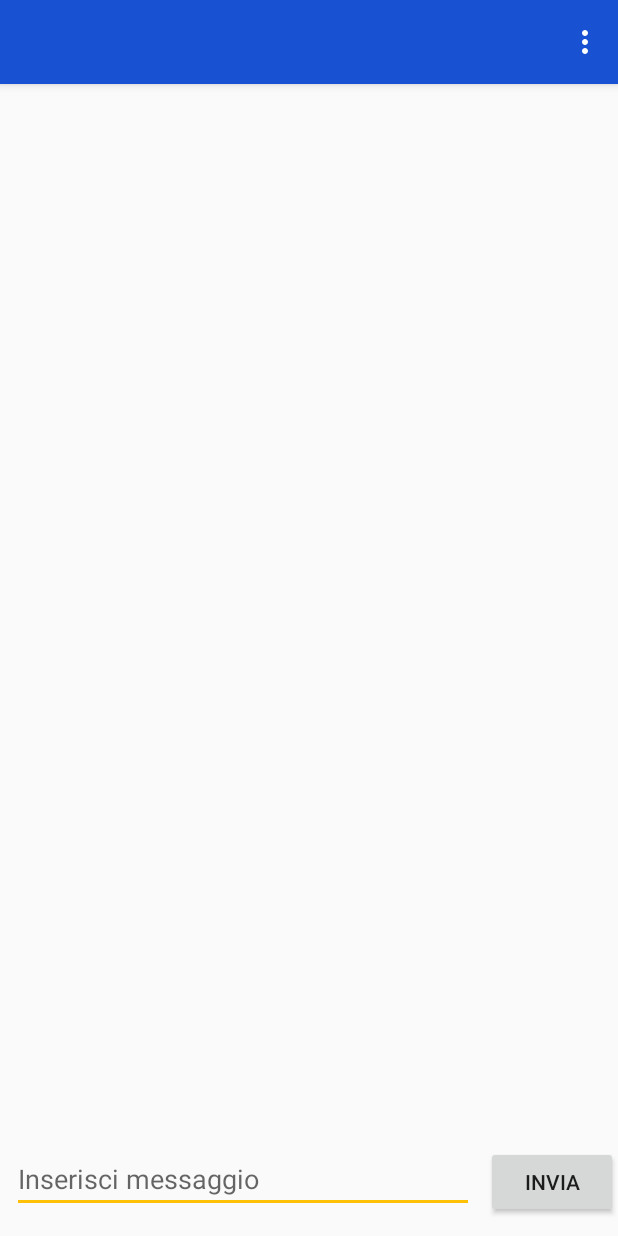
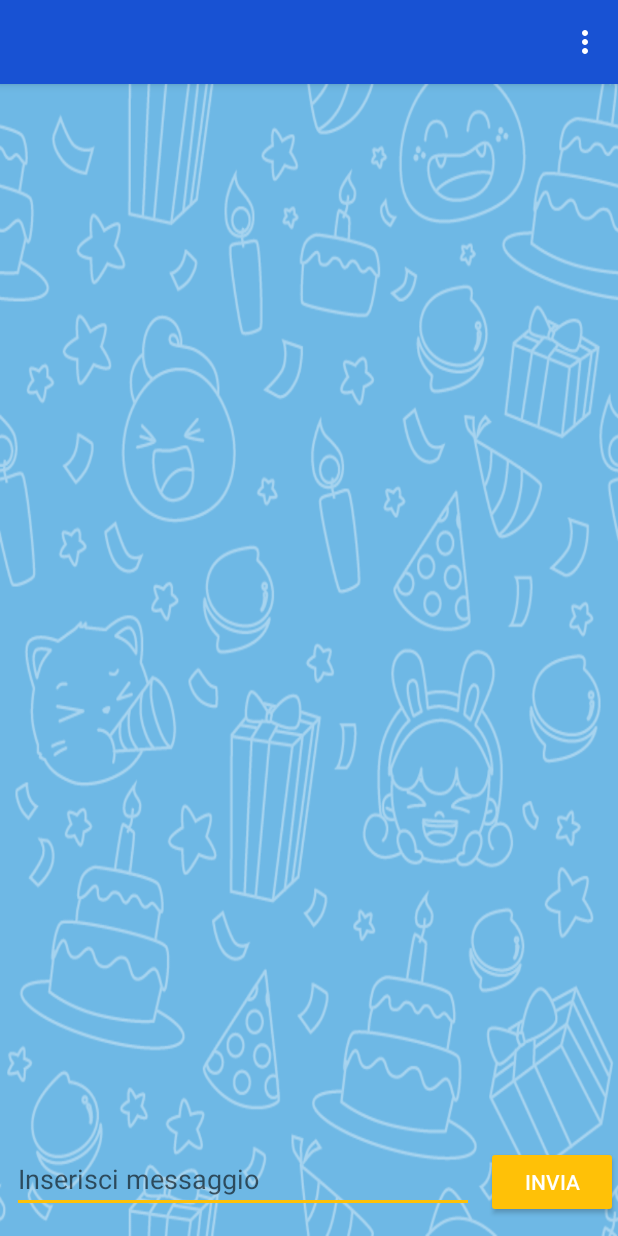
Before and after one commit to Cioscos/ChatUP, an Android app: the screen it shows after launch once a user with an empty profile is signed in (MainActivity), after a tap on "INVIA", on a phone screen of 412 x 824 dp. Run offline under Robolectric (Android 15) with nearby library versions, the phone set to English and light mode, and no system bars; our stand-ins replace AdMob, Firebase (no records; nobody signed in at launch, a user with empty details on screens opened directly).

Commit message:
COMMIT 1 ANIMATION_ISSUE Fine branch

```diff
--- a/app/src/main/java/com/example/chatup/MainActivity.java
+++ b/app/src/main/java/com/example/chatup/MainActivity.java
@@ -1,6 +1,8 @@
 package com.example.chatup;
 
+import android.content.Context;
 import android.content.Intent;
+import android.content.SharedPreferences;
 import android.support.v7.app.AppCompatActivity;
 import android.os.Bundle;
 import android.support.v7.widget.LinearLayoutManager;
@@ -26,6 +28,7 @@ import com.google.firebase.database.FirebaseDatabase;
 
 public class MainActivity extends AppCompatActivity {
 
+    private static final String TAG = "main_activity";
     private FirebaseAuth mAuth;
     private DatabaseReference mDatabaseReference;
 
@@ -37,13 +40,7 @@ public class MainActivity extends AppCompatActivity {
     private RecyclerView recyclerView;
 
     private AdView mAdView;
-
-    @Override
-    protected void onStart() {
-        super.onStart();
-
-        updateUI();
-    }
+    private SharedPreferences sharedPreferences;
 
     @Override
     protected void onCreate(Bundle savedInstanceState) {
@@ -66,6 +63,7 @@ public class MainActivity extends AppCompatActivity {
         initUI();
 
         LinearLayoutManager linearLayoutManager = new LinearLayoutManager(getApplicationContext());
+        linearLayoutManager.setStackFromEnd(true);
         recyclerView.setLayoutManager(linearLayoutManager);
 
         chatListAdapter = new ChatListAdapter(this, mDatabaseReference, mAuth.getCurrentUser().getDisplayName());
@@ -79,16 +77,27 @@ public class MainActivity extends AppCompatActivity {
         AdRequest adRequest = new AdRequest.Builder().build();
         mAdView.loadAd(adRequest);
 
+        //Apro il riferimento alle shared preferences
+        sharedPreferences = this.getSharedPreferences("com.example.chatup", Context.MODE_PRIVATE);
+
         //Mostro i dati
         Toast.makeText(this, "Accesso effettuato come:\n" + email, Toast.LENGTH_SHORT).show();
+
+
+    }
+
+    @Override
+    protected void onStart() {
+        super.onStart();
+
+        updateUI();
     }
 
     private void initUI() {
         mInputText = findViewById(R.id.et_msg);
         mBtnSend = findViewById(R.id.btn_send);
         mAdView = findViewById(R.id.adView);
-
-        recyclerView = (RecyclerView) findViewById(R.id.list_chat);
+        recyclerView = findViewById(R.id.list_chat);
 
         mInputText.setOnEditorActionListener(new TextView.OnEditorActionListener() {
             @Override
@@ -119,6 +128,7 @@ public class MainActivity extends AppCompatActivity {
         }
     }
 
+    //Impostazioni menù
     @Override
     public boolean onCreateOptionsMenu(Menu menu) {
 
@@ -143,17 +153,41 @@ public class MainActivity extends AppCompatActivity {
     }
 
     private void sendMessage() {
-        Log.i("chatup","Invio messaggio");
+        Log.i("chatup", "Invio messaggio");
         String inputMsg = mInputText.getText().toString();
 
-        if(!inputMsg.equals("")) {
+        if (inputMsg.equals("")) {
 
+            Toast.makeText(this, "Inserisci prima del testo", Toast.LENGTH_SHORT).show();
+        }else if(!chekInputMsg(inputMsg)) {
+
+            mInputText.setText("");
+        } else {
             Messaggio chat = new Messaggio(inputMsg, mAuth.getCurrentUser().getDisplayName());
 
+            //Scroll down della chat quando invio un messaggio
+            recyclerView.post(new Runnable() {
+                @Override
+                public void run() {
+                    recyclerView.smoothScrollToPosition(chatListAdapter.getItemCount());
+                }
+            });
             //Salvo il messaggio nel DB
             mDatabaseReference.child("messaggi").push().setValue(chat);
+            //Salvo il numero dei messaggi nelle shared preferences
+            sharedPreferences.edit().putInt("n_msg", chatListAdapter.getItemCount()).apply();
         }
+    }
 
+    private boolean chekInputMsg(String input) {
+
+        for(int i = 0; i < input.length(); ++i) {
+            if(input.trim().length() > 0)
+                return true;
+            else
+                return false;
+        }
+        return false;
     }
 
     @Override
--- a/app/src/main/java/com/example/chatup/SplashScreen.java
+++ b/app/src/main/java/com/example/chatup/SplashScreen.java
@@ -11,7 +11,7 @@ import com.google.firebase.auth.FirebaseUser;
 public class SplashScreen extends AppCompatActivity{
 
     private String email;
-    static final int SECOND_DELAY = 2;
+    static final int SECOND_DELAY = 1;
 
     private boolean updateUI() {
 
--- a/app/src/main/java/com/example/chatup/adapter/ChatListAdapter.java
+++ b/app/src/main/java/com/example/chatup/adapter/ChatListAdapter.java
@@ -3,6 +3,7 @@ package com.example.chatup.adapter;
 import android.app.Activity;
 import android.content.Context;
 import android.graphics.Color;
+import android.print.PrintAttributes;
 import android.support.annotation.NonNull;
 import android.support.annotation.Nullable;
 import android.support.constraint.ConstraintLayout;
@@ -114,8 +115,10 @@ public class ChatListAdapter extends RecyclerView.Adapter<ChatListAdapter.ChatVi
             holder.params.gravity = Gravity.END;
             holder.autore.setTextColor(Color.BLUE);
             holder.messaggio.setBackgroundResource(R.drawable.in_msg_bg);
+            holder.params.setMarginEnd(10);
         } else {
             holder.params.gravity = Gravity.START;
+            holder.params.setMarginStart(10);
             holder.autore.setTextColor(Color.MAGENTA);
             holder.messaggio.setBackgroundResource(R.drawable.out_msg_bg);
         }
--- a/app/src/main/res/layout/activity_main.xml
+++ b/app/src/main/res/layout/activity_main.xml
@@ -4,6 +4,7 @@
     xmlns:tools="http://schemas.android.com/tools"
     android:layout_width="match_parent"
     android:layout_height="match_parent"
+    android:background="@drawable/chat_bg"
     tools:context=".MainActivity">
 
     <RelativeLayout xmlns:ads="http://schemas.android.com/apk/res-auto"
@@ -25,13 +26,15 @@
             android:layout_alignParentBottom="true"
             android:layout_centerHorizontal="true"
             android:layout_marginTop="2dp"
+            android:visibility="visible"
             ads:adSize="BANNER"
-            ads:adUnitId="@string/chatup_banner_ad"/>
+            ads:adUnitId="@string/chatup_banner_ad" />
 
     </RelativeLayout>
 
     <Button
         android:id="@+id/btn_send"
+        style="@style/Widget.AppCompat.Button.Colored"
         android:layout_width="wrap_content"
         android:layout_height="wrap_content"
         android:layout_marginTop="8dp"
@@ -52,17 +55,17 @@
 
     <EditText
         android:id="@+id/et_msg"
+        style="@style/Widget.AppCompat.AutoCompleteTextView"
         android:layout_width="0dp"
         android:layout_height="wrap_content"
         android:layout_marginStart="8dp"
-        android:layout_marginLeft="8dp"
         android:layout_marginTop="8dp"
         android:layout_marginEnd="8dp"
-        android:layout_marginRight="8dp"
         android:layout_marginBottom="8dp"
         android:ems="10"
         android:hint="Inserisci messaggio"
         android:inputType="textPersonName"
+        android:textColor="@color/colorAccent"
         app:layout_constraintBottom_toBottomOf="parent"
         app:layout_constraintEnd_toStartOf="@+id/btn_send"
         app:layout_constraintStart_toStartOf="parent"
@@ -72,9 +75,7 @@
         android:id="@+id/list_chat"
         android:layout_width="0dp"
         android:layout_height="0dp"
-        android:layout_marginStart="8dp"
         android:layout_marginTop="8dp"
-        android:layout_marginEnd="8dp"
         app:layout_constraintBottom_toTopOf="@+id/guideline5"
         app:layout_constraintEnd_toEndOf="parent"
         app:layout_constraintStart_toStartOf="parent"
```
Also changed, not shown: app/src/main/res/drawable-v24/chat_bg.png (added).
